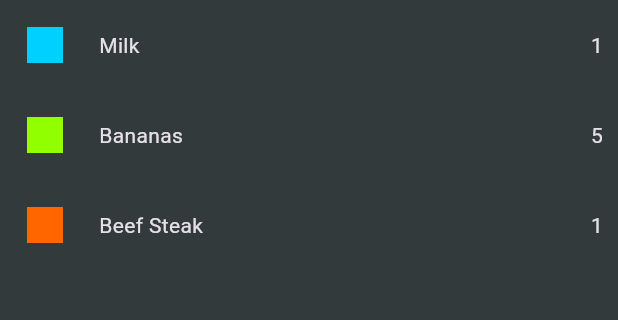
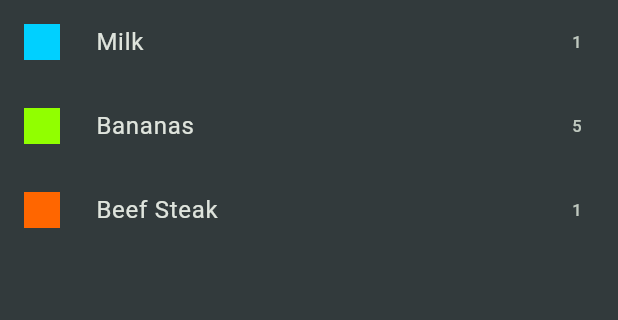
Before and after one commit to NavidZamanKhan/Shopping-List-App, a Flutter app: the screen it shows after launch, on a phone screen of 412 x 824 dp, the part 84-404 px from its top. Run offline on Flutter 3.47's test engine with Material 3 defaults, Android fonts, the phone set to English and light mode, and no system bars.

Commit message:
Add grocery item list with dummy data and basic UI implementation

```diff
--- a/lib/main.dart
+++ b/lib/main.dart
@@ -21,10 +21,7 @@ class MyApp extends StatelessWidget {
         ),
         scaffoldBackgroundColor: const Color.fromARGB(255, 50, 58, 60),
       ),
-      home: Scaffold(
-        appBar: AppBar(title: const Text('Your Groceries'), centerTitle: false),
-        body: const GroceryItemList(),
-      ),
+      home: const GroceryItemList(),
     );
   }
 }
--- a/lib/widget/grocery_item_list.dart
+++ b/lib/widget/grocery_item_list.dart
@@ -6,31 +6,25 @@ class GroceryItemList extends StatelessWidget {
 
   @override
   Widget build(BuildContext context) {
-    return Column(
-      children:
-          groceryItems
-              .map(
-                (item) => Padding(
-                  padding: const EdgeInsets.all(10),
-                  child: Row(
-                    children: [
-                      Padding(
-                        padding: const EdgeInsets.all(8.0),
-                        child: Container(
-                          height: 24,
-                          width: 24,
-                          color: item.category.color,
-                        ),
-                      ),
-                      SizedBox(width: 16),
-                      Text(item.name),
-                      const Spacer(),
-                      Text(item.quantity.toString()),
-                    ],
-                  ),
-                ),
-              )
-              .toList(),
+    return Scaffold(
+      appBar: AppBar(title: const Text('Your Groceries'), centerTitle: false),
+      body: ListView.builder(
+        itemCount: groceryItems.length,
+        itemBuilder: (ctx, index) {
+          return ListTile(
+            leading: Container(
+              width: 24,
+              height: 24,
+              color: groceryItems[index].category.color,
+            ),
+            title: Padding(
+              padding: const EdgeInsets.all(8.0),
+              child: Text(groceryItems[index].name),
+            ),
+            trailing: Text(groceryItems[index].quantity.toString()),
+          );
+        },
+      ),
     );
   }
 }
```
